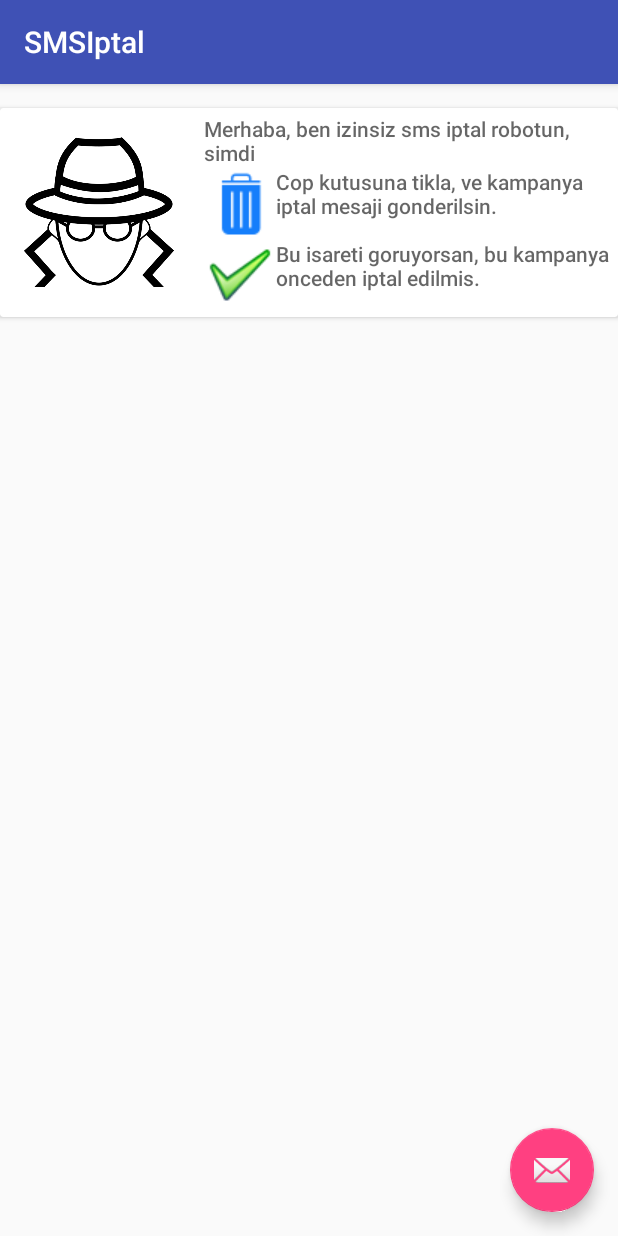
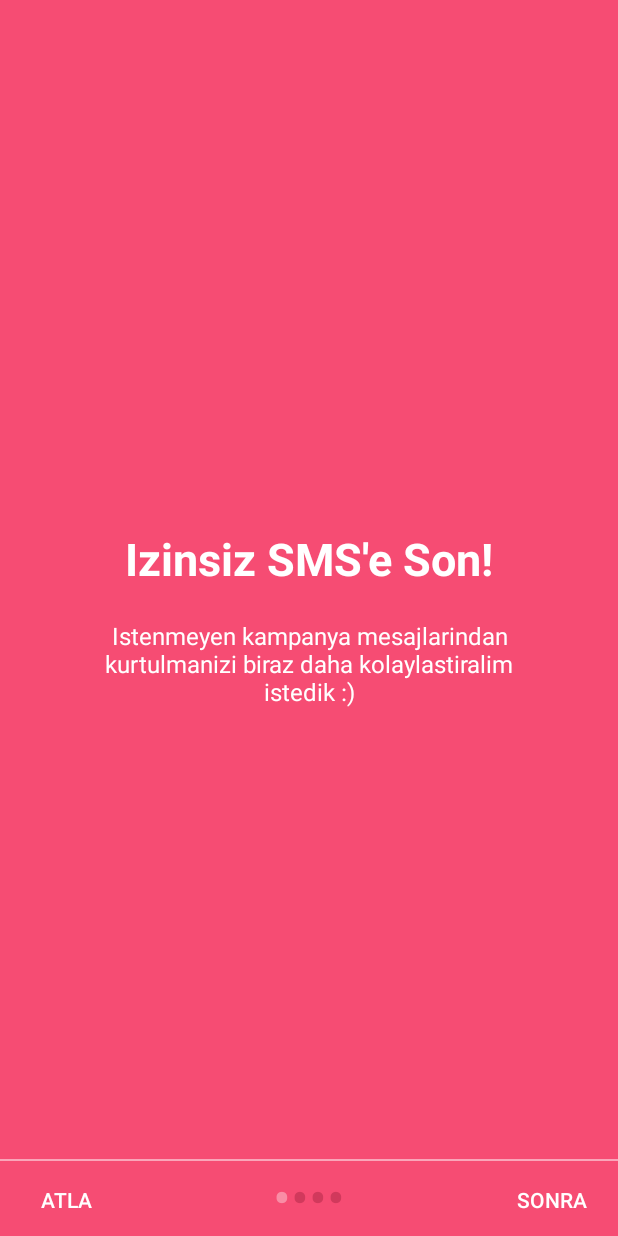
Before and after one commit to orcunozyurt/SMSIptal, an Android app: the screen it shows after launch (MessageListActivity before the commit, WelcomeActivity after it), on a phone screen of 412 x 824 dp. Run offline under Robolectric (Android 15) with nearby library versions, the phone set to English and light mode, and no system bars; our stand-ins replace Volley.

Commit message:
added welcome intros

```diff
--- /dev/null
+++ b/app/src/main/java/com/nerdzlab/smsiptal/WelcomeActivity.java
@@ -0,0 +1,204 @@
+package com.nerdzlab.smsiptal;
+
+import android.content.Context;
+import android.content.Intent;
+import android.graphics.Color;
+import android.os.Build;
+import android.os.Bundle;
+import android.support.v4.view.PagerAdapter;
+import android.support.v4.view.ViewPager;
+import android.support.v7.app.AppCompatActivity;
+import android.text.Html;
+import android.view.LayoutInflater;
+import android.view.View;
+import android.view.ViewGroup;
+import android.view.Window;
+import android.view.WindowManager;
+import android.widget.Button;
+import android.widget.LinearLayout;
+import android.widget.TextView;
+
+import com.nerdzlab.smsiptal.utils.PrefManager;
+
+public class WelcomeActivity extends AppCompatActivity {
+
+    private ViewPager viewPager;
+    private MyViewPagerAdapter myViewPagerAdapter;
+    private LinearLayout dotsLayout;
+    private TextView[] dots;
+    private int[] layouts;
+    private Button btnSkip, btnNext;
+    private PrefManager prefManager;
+
+    @Override
+    protected void onCreate(Bundle savedInstanceState) {
+        super.onCreate(savedInstanceState);
+
+        // Checking for first time launch - before calling setContentView()
+        prefManager = new PrefManager(this);
+        if (!prefManager.isFirstTimeLaunch()) {
+            launchHomeScreen();
+            finish();
+        }
+
+        // Making notification bar transparent
+        if (Build.VERSION.SDK_INT >= 21) {
+            getWindow().getDecorView().setSystemUiVisibility(View.SYSTEM_UI_FLAG_LAYOUT_STABLE | View.SYSTEM_UI_FLAG_LAYOUT_FULLSCREEN);
+        }
+
+        setContentView(R.layout.activity_welcome);
+
+        viewPager = (ViewPager) findViewById(R.id.view_pager);
+        dotsLayout = (LinearLayout) findViewById(R.id.layoutDots);
+        btnSkip = (Button) findViewById(R.id.btn_skip);
+        btnNext = (Button) findViewById(R.id.btn_next);
+
+
+        // layouts of all welcome sliders
+        // add few more layouts if you want
+        layouts = new int[]{
+                R.layout.welcome_slide1,
+                R.layout.welcome_slide2,
+                R.layout.welcome_slide3,
+                R.layout.welcome_slide4};
+
+        // adding bottom dots
+        addBottomDots(0);
+
+        // making notification bar transparent
+        changeStatusBarColor();
+
+        myViewPagerAdapter = new MyViewPagerAdapter();
+        viewPager.setAdapter(myViewPagerAdapter);
+        viewPager.addOnPageChangeListener(viewPagerPageChangeListener);
+
+        btnSkip.setOnClickListener(new View.OnClickListener() {
+            @Override
+            public void onClick(View v) {
+                launchHomeScreen();
+            }
+        });
+
+        btnNext.setOnClickListener(new View.OnClickListener() {
+            @Override
+            public void onClick(View v) {
+                // checking for last page
+                // if last page home screen will be launched
+                int current = getItem(+1);
+                if (current < layouts.length) {
+                    // move to next screen
+                    viewPager.setCurrentItem(current);
+                } else {
+                    launchHomeScreen();
+                }
+            }
+        });
+    }
+
+    private void addBottomDots(int currentPage) {
+        dots = new TextView[layouts.length];
+
+        int[] colorsActive = getResources().getIntArray(R.array.array_dot_active);
+        int[] colorsInactive = getResources().getIntArray(R.array.array_dot_inactive);
+
+        dotsLayout.removeAllViews();
+        for (int i = 0; i < dots.length; i++) {
+            dots[i] = new TextView(this);
+            dots[i].setText(Html.fromHtml("&#8226;"));
+            dots[i].setTextSize(35);
+            dots[i].setTextColor(colorsInactive[currentPage]);
+            dotsLayout.addView(dots[i]);
+        }
+
+        if (dots.length > 0)
+            dots[currentPage].setTextColor(colorsActive[currentPage]);
+    }
+
+    private int getItem(int i) {
+        return viewPager.getCurrentItem() + i;
+    }
+
+    private void launchHomeScreen() {
+        prefManager.setFirstTimeLaunch(false);
+        startActivity(new Intent(WelcomeActivity.this, MessageListActivity.class));
+        finish();
+    }
+
+    //  viewpager change listener
+    ViewPager.OnPageChangeListener viewPagerPageChangeListener = new ViewPager.OnPageChangeListener() {
+
+        @Override
+        public void onPageSelected(int position) {
+            addBottomDots(position);
+
+            // changing the next button text 'NEXT' / 'GOT IT'
+            if (position == layouts.length - 1) {
+                // last page. make button text to GOT IT
+                btnNext.setText(getString(R.string.start));
+                btnSkip.setVisibility(View.GONE);
+            } else {
+                // still pages are left
+                btnNext.setText(getString(R.string.next));
+                btnSkip.setVisibility(View.VISIBLE);
+            }
+        }
+
+        @Override
+        public void onPageScrolled(int arg0, float arg1, int arg2) {
+
+        }
+
+        @Override
+        public void onPageScrollStateChanged(int arg0) {
+
+        }
+    };
+
+    /**
+     * Making notification bar transparent
+     */
+    private void changeStatusBarColor() {
+        if (Build.VERSION.SDK_INT >= Build.VERSION_CODES.LOLLIPOP) {
+            Window window = getWindow();
+            window.addFlags(WindowManager.LayoutParams.FLAG_DRAWS_SYSTEM_BAR_BACKGROUNDS);
+            window.setStatusBarColor(Color.TRANSPARENT);
+        }
+    }
+
+    /**
+     * View pager adapter
+     */
+    public class MyViewPagerAdapter extends PagerAdapter {
+        private LayoutInflater layoutInflater;
+
+        public MyViewPagerAdapter() {
+        }
+
+        @Override
+        public Object instantiateItem(ViewGroup container, int position) {
+            layoutInflater = (LayoutInflater) getSystemService(Context.LAYOUT_INFLATER_SERVICE);
+
+            View view = layoutInflater.inflate(layouts[position], container, false);
+            container.addView(view);
+
+            return view;
+        }
+
+        @Override
+        public int getCount() {
+            return layouts.length;
+        }
+
+        @Override
+        public boolean isViewFromObject(View view, Object obj) {
+            return view == obj;
+        }
+
+
+        @Override
+        public void destroyItem(ViewGroup container, int position, Object object) {
+            View view = (View) object;
+            container.removeView(view);
+        }
+    }
+}
--- /dev/null
+++ b/app/src/main/java/com/nerdzlab/smsiptal/utils/PrefManager.java
@@ -0,0 +1,38 @@
+package com.nerdzlab.smsiptal.utils;
+
+import android.content.Context;
+import android.content.SharedPreferences;
+
+/**
+ * Created by orcunozyurt on 5/29/17.
+ */
+
+public class PrefManager {
+    SharedPreferences pref;
+    SharedPreferences.Editor editor;
+    Context _context;
+
+    // shared pref mode
+    int PRIVATE_MODE = 0;
+
+    // Shared preferences file name
+    private static final String PREF_NAME = "introslider";
+
+    private static final String IS_FIRST_TIME_LAUNCH = "IsFirstTimeLaunch";
+
+    public PrefManager(Context context) {
+        this._context = context;
+        pref = _context.getSharedPreferences(PREF_NAME, PRIVATE_MODE);
+        editor = pref.edit();
+    }
+
+    public void setFirstTimeLaunch(boolean isFirstTime) {
+        editor.putBoolean(IS_FIRST_TIME_LAUNCH, isFirstTime);
+        editor.commit();
+    }
+
+    public boolean isFirstTimeLaunch() {
+        return pref.getBoolean(IS_FIRST_TIME_LAUNCH, true);
+    }
+
+}
--- a/app/src/main/res/layout/activity_message_list.xml
+++ b/app/src/main/res/layout/activity_message_list.xml
@@ -108,7 +108,7 @@
         android:layout_height="wrap_content"
         android:layout_gravity="bottom|end"
         android:layout_margin="@dimen/fab_margin"
-        app:srcCompat="@android:drawable/ic_dialog_email" />
+        app:srcCompat="@android:drawable/ic_dialog_info" />
 
 
 </android.support.design.widget.CoordinatorLayout>
--- /dev/null
+++ b/app/src/main/res/layout/activity_welcome.xml
@@ -0,0 +1,51 @@
+<?xml version="1.0" encoding="utf-8"?>
+<RelativeLayout xmlns:android="http://schemas.android.com/apk/res/android"
+    xmlns:app="http://schemas.android.com/apk/res-auto"
+    xmlns:tools="http://schemas.android.com/tools"
+    android:layout_width="match_parent"
+    android:layout_height="match_parent"
+    >
+
+
+    <android.support.v4.view.ViewPager
+        android:id="@+id/view_pager"
+        android:layout_width="match_parent"
+        android:layout_height="match_parent" />
+
+    <LinearLayout
+        android:id="@+id/layoutDots"
+        android:layout_width="match_parent"
+        android:layout_height="@dimen/dots_height"
+        android:layout_alignParentBottom="true"
+        android:layout_marginBottom="@dimen/dots_margin_bottom"
+        android:gravity="center"
+        android:orientation="horizontal"></LinearLayout>
+
+    <View
+        android:layout_width="match_parent"
+        android:layout_height="1dp"
+        android:alpha=".5"
+        android:layout_above="@id/layoutDots"
+        android:background="@android:color/white" />
+
+    <Button
+        android:id="@+id/btn_next"
+        android:layout_width="wrap_content"
+        android:layout_height="wrap_content"
+        android:layout_alignParentBottom="true"
+        android:layout_alignParentRight="true"
+        android:background="@null"
+        android:text="@string/next"
+        android:textColor="@android:color/white" />
+
+    <Button
+        android:id="@+id/btn_skip"
+        android:layout_width="wrap_content"
+        android:layout_height="wrap_content"
+        android:layout_alignParentBottom="true"
+        android:layout_alignParentLeft="true"
+        android:background="@null"
+        android:text="@string/skip"
+        android:textColor="@android:color/white" />
+
+</RelativeLayout>
--- /dev/null
+++ b/app/src/main/res/layout/welcome_slide1.xml
@@ -0,0 +1,39 @@
+<?xml version="1.0" encoding="utf-8"?>
+<RelativeLayout xmlns:android="http://schemas.android.com/apk/res/android"
+    android:layout_width="match_parent"
+    android:layout_height="match_parent"
+    android:background="@color/bg_screen1">
+
+    <LinearLayout
+        android:layout_width="wrap_content"
+        android:layout_height="wrap_content"
+        android:layout_centerInParent="true"
+        android:gravity="center_horizontal"
+        android:orientation="vertical">
+
+        <!--<ImageView
+            android:layout_width="@dimen/img_width_height"
+            android:layout_height="@dimen/img_width_height"
+            android:src="@drawable/ic_welcome1" />-->
+
+        <TextView
+            android:layout_width="wrap_content"
+            android:layout_height="wrap_content"
+            android:text="@string/slide_1_title"
+            android:textColor="@android:color/white"
+            android:textSize="@dimen/slide_title"
+            android:textStyle="bold" />
+
+        <TextView
+            android:layout_width="wrap_content"
+            android:layout_height="wrap_content"
+            android:layout_marginTop="20dp"
+            android:paddingLeft="@dimen/desc_padding"
+            android:paddingRight="@dimen/desc_padding"
+            android:text="@string/slide_1_desc"
+            android:textAlignment="center"
+            android:textColor="@android:color/white"
+            android:textSize="@dimen/slide_desc" />
+
+    </LinearLayout>
+</RelativeLayout>
--- /dev/null
+++ b/app/src/main/res/values-w820dp/dimens.xml
@@ -0,0 +1,6 @@
+<resources>
+    <!-- Example customization of dimensions originally defined in res/values/dimens.xml
+         (such as screen margins) for screens with more than 820dp of available width. This
+         would include 7" and 10" devices in landscape (~960dp and ~1280dp respectively). -->
+    <dimen name="activity_horizontal_margin">64dp</dimen>
+</resources>
--- a/app/src/main/res/values/colors.xml
+++ b/app/src/main/res/values/colors.xml
@@ -3,4 +3,36 @@
     <color name="colorPrimary">#3F51B5</color>
     <color name="colorPrimaryDark">#303F9F</color>
     <color name="colorAccent">#FF4081</color>
+
+    <!-- Screens background color-->
+    <color name="bg_screen1">#f64c73</color>
+    <color name="bg_screen2">#20d2bb</color>
+    <color name="bg_screen3">#3395ff</color>
+    <color name="bg_screen4">#c873f4</color>
+
+    <!-- dots inactive colors -->
+    <color name="dot_dark_screen1">#d1395c</color>
+    <color name="dot_dark_screen2">#14a895</color>
+    <color name="dot_dark_screen3">#2278d4</color>
+    <color name="dot_dark_screen4">#a854d4</color>
+
+    <!-- dots active colors -->
+    <color name="dot_light_screen1">#f98da5</color>
+    <color name="dot_light_screen2">#8cf9eb</color>
+    <color name="dot_light_screen3">#93c6fd</color>
+    <color name="dot_light_screen4">#e4b5fc</color>
+
+    <array name="array_dot_active">
+        <item>@color/dot_light_screen1</item>
+        <item>@color/dot_light_screen2</item>
+        <item>@color/dot_light_screen3</item>
+        <item>@color/dot_light_screen4</item>
+    </array>
+
+    <array name="array_dot_inactive">
+        <item>@color/dot_dark_screen1</item>
+        <item>@color/dot_dark_screen2</item>
+        <item>@color/dot_dark_screen3</item>
+        <item>@color/dot_dark_screen4</item>
+    </array>
 </resources>
--- a/app/src/main/res/values/dimens.xml
+++ b/app/src/main/res/values/dimens.xml
@@ -4,4 +4,13 @@
     <dimen name="app_bar_height">200dp</dimen>
     <dimen name="item_width">200dp</dimen>
     <dimen name="text_margin">16dp</dimen>
+
+    <dimen name="activity_horizontal_margin">16dp</dimen>
+    <dimen name="activity_vertical_margin">16dp</dimen>
+    <dimen name="dots_height">30dp</dimen>
+    <dimen name="dots_margin_bottom">20dp</dimen>
+    <dimen name="img_width_height">120dp</dimen>
+    <dimen name="slide_title">30dp</dimen>
+    <dimen name="slide_desc">16dp</dimen>
+    <dimen name="desc_padding">40dp</dimen>
 </resources>
--- a/app/src/main/res/values/strings.xml
+++ b/app/src/main/res/values/strings.xml
@@ -12,4 +12,25 @@
     <string name="trashdesc">Cop kutusuna tikla, ve kampanya iptal mesaji gonderilsin.</string>
     <string name="okdesc">Bu isareti goruyorsan, bu kampanya onceden iptal edilmis.</string>
     <string name="spydesc">Merhaba, ben izinsiz sms iptal robotun, simdi</string>
+
+
+
+    <string name="next">SONRA</string>
+    <string name="skip">ATLA</string>
+    <string name="start">ANLADIM</string>
+
+    <string name="slide_1_title">Izinsiz SMS\'e Son!</string>
+    <string name="slide_1_desc">Istenmeyen kampanya mesajlarindan kurtulmanizi biraz daha kolaylastiralim istedik :)</string>
+
+    <string name="slide_2_title">Hizli Aksiyon :)</string>
+    <string name="slide_2_desc">Eger ilgili SMS veritabanimizda ise tek tikla IPTAL sms\'inizi gonderiyoruz. </string>
+
+    <string name="slide_3_title">Daha Az Hizli Aksiyon :(</string>
+    <string name="slide_3_desc">Eger ilgili SMS veritabanimizda yok ise, sizi yonlendirdigimiz Mesaj Kutusundan IPTAL sms\'i atiyorsunuz ve biz bu sirada bu sms\'i veritabanimiza ekliyoruz.</string>
+
+    <string name="slide_4_title">SMS Okuma</string>
+    <string name="slide_4_desc">Tum bunlari yapabilmek icin SMS okuma iznine ihtiyac duyuyoruz. Bir sonraki adimda sorulursa, izninizi rica ederiz. Daha sonrasinda iptal edebilirsiniz ;)</string>
+
+    <string name="play_again_desc"></string>
+    <string name="play_again">Yeniden Goster</string>
 </resources>
```
Also changed, not shown: app/src/main/AndroidManifest.xml (+15 -10 lines), app/src/main/res/layout/welcome_slide2.xml (added, +41 -0 lines), app/src/main/res/layout/welcome_slide3.xml (added, +40 -0 lines), app/src/main/res/layout/welcome_slide4.xml (added, +40 -0 lines).
